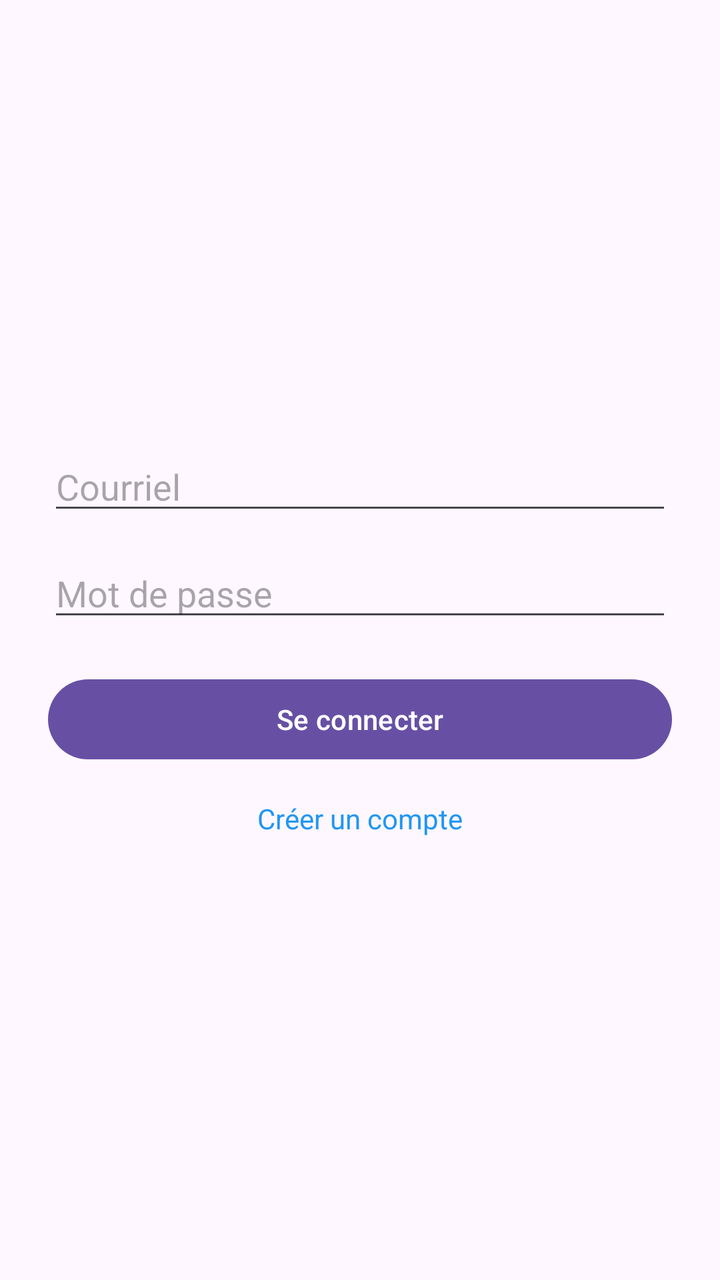
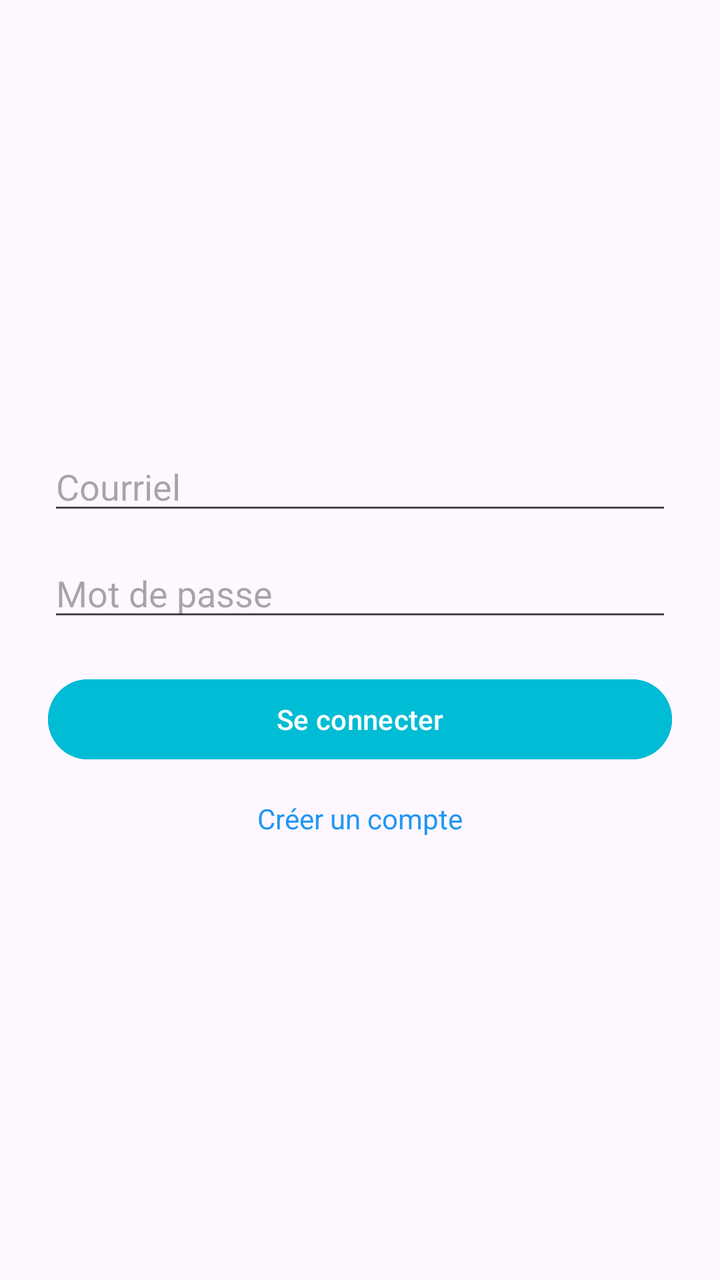

Before-and-after screenshots of an Android layout around one commit, followed by the original layout XML and the change that was made.
<!-- AndroidManifest.xml: application theme Theme.Tch057Proj -->
<!-- res/layout/activity_main.xml -->
<?xml version="1.0" encoding="utf-8"?>
<LinearLayout xmlns:android="http://schemas.android.com/apk/res/android"
    android:padding="24dp"
    android:orientation="vertical"
    android:gravity="center"
    android:layout_width="match_parent"
    android:layout_height="match_parent">

    <EditText
        android:id="@+id/etCourriel"
        android:hint="Courriel"
        android:inputType="textEmailAddress"
        android:layout_width="match_parent"
        android:layout_height="wrap_content" />

    <EditText
        android:id="@+id/etMotDePasse"
        android:hint="Mot de passe"
        android:inputType="textPassword"
        android:layout_width="match_parent"
        android:layout_height="wrap_content"
        android:layout_marginTop="12dp" />

    <Button
        android:id="@+id/btnConnexion"
        android:text="Se connecter"
        android:layout_width="match_parent"
        android:layout_height="wrap_content"
        android:layout_marginTop="20dp" />

    <TextView
        android:id="@+id/tvInscription"
        android:text="Créer un compte"
        android:textColor="#2196F3"
        android:layout_marginTop="16dp"
        android:layout_gravity="center"
        android:layout_width="wrap_content"
        android:layout_height="wrap_content" />

</LinearLayout>
<!-- resources referenced by this layout -->
<resources>
  <style name="Theme.Tch057Proj" parent="Base.Theme.Tch057Proj" />
  <style name="Base.Theme.Tch057Proj" parent="Theme.Material3.DayNight.NoActionBar">
          
          
      </style>
</resources>

<!-- the commit's change to res/layout/activity_main.xml (unified diff, before → after) -->
@@ -24,6 +24,8 @@
     <Button
         android:id="@+id/btnConnexion"
         android:text="Se connecter"
+        android:textColor="#FFFFFF"
+        android:backgroundTint="#00BCD4"
         android:layout_width="match_parent"
         android:layout_height="wrap_content"
         android:layout_marginTop="20dp" />
